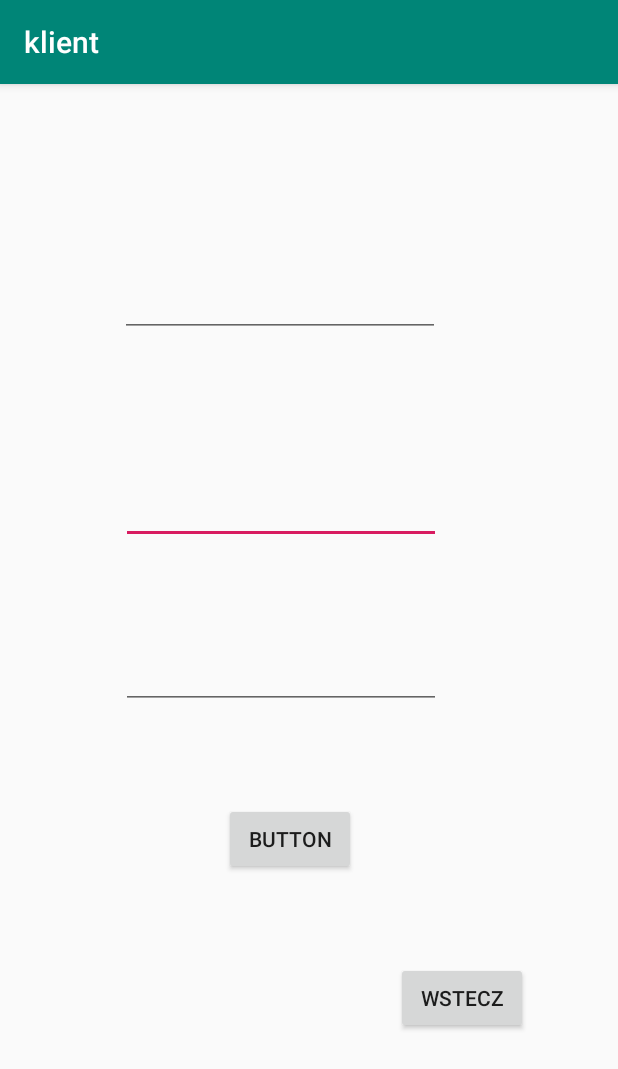
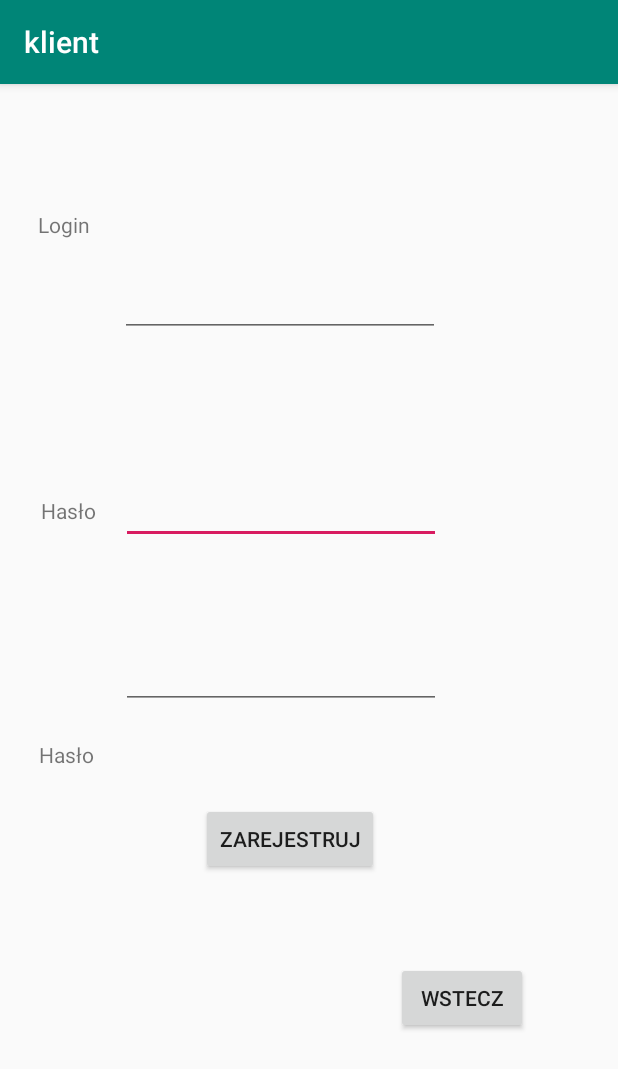
Before and after one commit to chuddyni/io_klient, an Android app: the SignUpActivity screen opened directly, with no data from a screen before it, on a phone screen of 412 x 824 dp. Shown: the top 1069 px of the screen. Run offline under Robolectric (Android 15) with nearby library versions, the phone set to English and light mode, and no system bars; libraries missing offline, so code that uses them is left out: com.parse; 1 statement that could not run was skipped.

Commit message:
Release 1.0

```diff
--- a/app/src/main/res/layout/activity_main.xml
+++ b/app/src/main/res/layout/activity_main.xml
@@ -85,6 +85,7 @@
         android:layout_marginTop="236dp"
         android:layout_marginEnd="14dp"
         android:text="Login"
+        android:visibility="visible"
         app:layout_constraintBottom_toTopOf="@+id/textView3"
         app:layout_constraintEnd_toStartOf="@+id/username"
         app:layout_constraintHorizontal_chainStyle="packed"
@@ -100,6 +101,7 @@
         android:layout_marginEnd="18dp"
         android:layout_marginBottom="163dp"
         android:text="Hasło"
+        android:visibility="visible"
         app:layout_constraintBottom_toTopOf="@+id/signup_button"
         app:layout_constraintEnd_toStartOf="@+id/password"
         app:layout_constraintStart_toStartOf="parent"
--- a/app/src/main/res/layout/activity_sign_up.xml
+++ b/app/src/main/res/layout/activity_sign_up.xml
@@ -5,6 +5,53 @@
     android:layout_width="match_parent"
     android:layout_height="match_parent"
     tools:context=".SignUpActivity">
+
+    <TextView
+        android:id="@+id/textView4"
+        android:layout_width="40dp"
+        android:layout_height="22dp"
+        android:layout_marginStart="20dp"
+        android:layout_marginTop="84dp"
+        android:layout_marginEnd="14dp"
+        android:text="Login"
+        android:visibility="visible"
+        app:layout_constraintBottom_toTopOf="@+id/textView3"
+        app:layout_constraintEnd_toStartOf="@+id/username"
+        app:layout_constraintHorizontal_bias="0.927"
+        app:layout_constraintHorizontal_chainStyle="packed"
+        app:layout_constraintStart_toStartOf="parent"
+        app:layout_constraintTop_toTopOf="parent" />
+
+    <TextView
+        android:id="@+id/textView7"
+        android:layout_width="40dp"
+        android:layout_height="22dp"
+        android:layout_marginStart="20dp"
+        android:layout_marginTop="66dp"
+        android:layout_marginEnd="6dp"
+        android:layout_marginBottom="38dp"
+        android:text="Hasło"
+        android:visibility="visible"
+        app:layout_constraintBottom_toTopOf="@+id/textView8"
+        app:layout_constraintEnd_toStartOf="@+id/password"
+        app:layout_constraintStart_toStartOf="parent"
+        app:layout_constraintTop_toBottomOf="@+id/textView4" />
+
+    <TextView
+        android:id="@+id/textView8"
+        android:layout_width="40dp"
+        android:layout_height="22dp"
+        android:layout_marginStart="20dp"
+        android:layout_marginTop="44dp"
+        android:layout_marginEnd="18dp"
+        android:layout_marginBottom="20dp"
+        android:text=" Hasło"
+        android:visibility="visible"
+        app:layout_constraintBottom_toTopOf="@+id/signup_button"
+        app:layout_constraintEnd_toStartOf="@+id/password"
+        app:layout_constraintHorizontal_bias="0.888"
+        app:layout_constraintStart_toStartOf="parent"
+        app:layout_constraintTop_toBottomOf="@+id/textView2" />
 
     <Button
         android:id="@+id/back_button"
@@ -73,7 +120,7 @@
         android:layout_marginTop="3dp"
         android:layout_marginEnd="161dp"
         android:layout_marginBottom="191dp"
-        android:text="Button"
+        android:text="Zarejestruj"
         app:layout_constraintBottom_toBottomOf="parent"
         app:layout_constraintEnd_toEndOf="parent"
         app:layout_constraintStart_toStartOf="parent"
```
Also changed, not shown: app/src/main/java/domeny/niema/klient/TravelsForGuests.java (+22 -0 lines), app/src/main/res/layout/activity_travels_for_guests.xml (+8 -1 lines).
